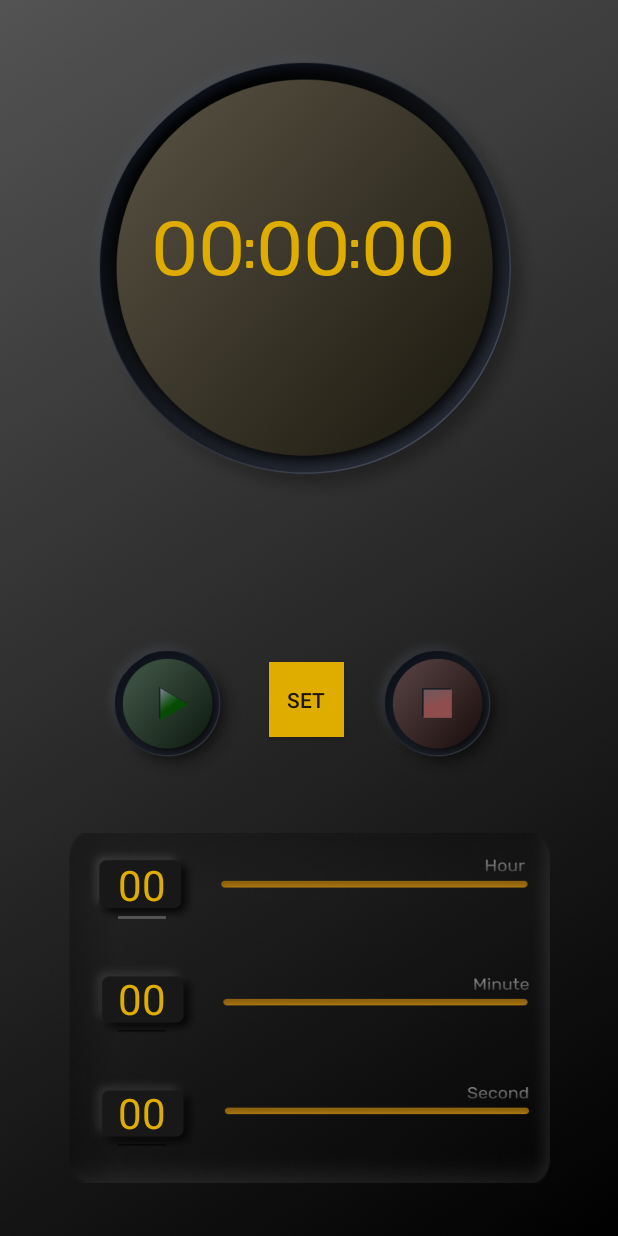
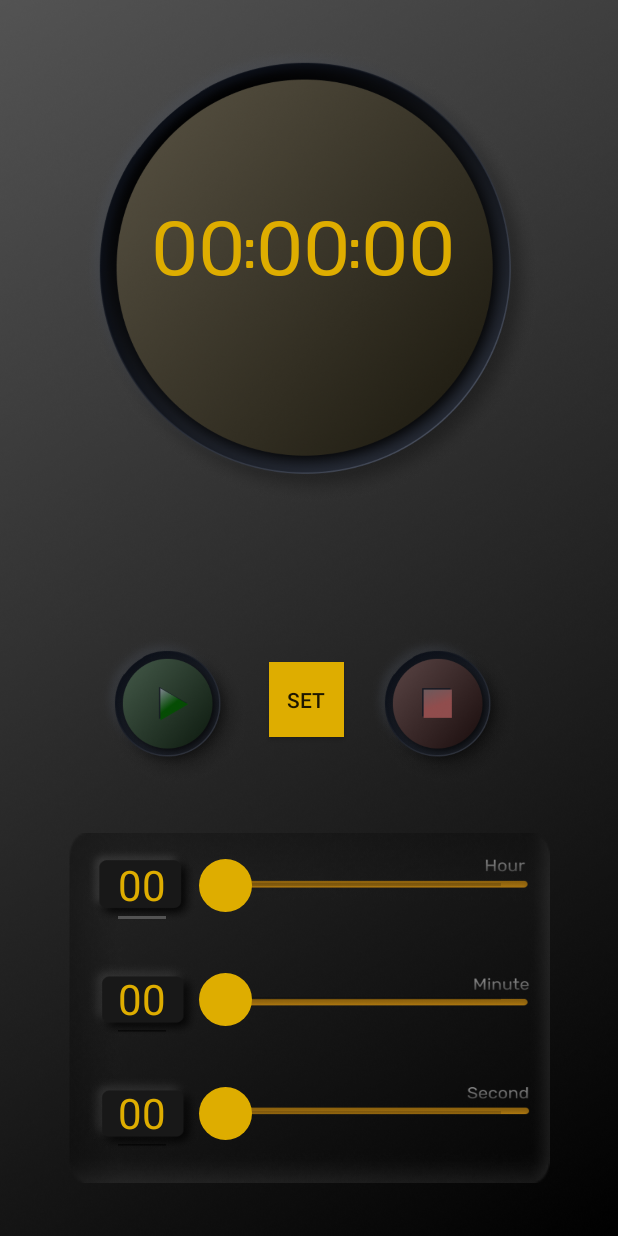
Before and after one commit to osmnnyldzz/TimerApp, an Android app: the layout activity_main.xml on its own in the app's theme, with its tools: preview values and no code run, on a phone screen of 412 x 824 dp. Run offline under Robolectric (Android 15) with nearby library versions, the phone set to English and light mode, and no system bars.

Commit message:
SeekBar added.

```diff
--- /dev/null
+++ b/app/src/main/res/drawable/thumb_image.xml
@@ -0,0 +1,11 @@
+<?xml version="1.0" encoding="utf-8"?>
+<layer-list xmlns:android="http://schemas.android.com/apk/res/android">
+    <item>
+        <shape android:shape="oval">
+            <solid android:color="@color/text_color"/>
+            <size
+                android:width="35dp"
+                android:height="35dp"/>
+        </shape>
+    </item>
+</layer-list>
--- a/app/src/main/res/layout/activity_main.xml
+++ b/app/src/main/res/layout/activity_main.xml
@@ -235,6 +235,22 @@
                                     app:layout_constraintStart_toStartOf="@+id/imageView3"
                                     app:layout_constraintTop_toTopOf="parent"
                                     app:layout_constraintVertical_bias="0.4" />
+
+                                <SeekBar
+                                    android:id="@+id/hour_seek_bar"
+                                    android:layout_width="230dp"
+                                    android:layout_height="wrap_content"
+                                    android:paddingStart="30dp"
+                                    android:paddingLeft="35dp"
+                                    android:max="24"
+                                    android:progress="0"
+                                    android:thumb="@drawable/thumb_image"
+                                    app:layout_constraintBottom_toBottomOf="parent"
+                                    app:layout_constraintEnd_toEndOf="@+id/imageView3"
+                                    app:layout_constraintStart_toEndOf="@+id/hour_picker"
+                                    app:layout_constraintTop_toTopOf="parent" />
+
+
                             </androidx.constraintlayout.widget.ConstraintLayout>
                         </FrameLayout>
                     </RelativeLayout>
@@ -277,6 +293,21 @@
                                     app:layout_constraintStart_toStartOf="@+id/imageView1"
                                     app:layout_constraintTop_toTopOf="parent"
                                     app:layout_constraintVertical_bias="0.0" />
+
+                                <SeekBar
+                                    android:id="@+id/minute_seek_bar"
+                                    android:layout_width="230dp"
+                                    android:layout_height="wrap_content"
+                                    android:paddingStart="30dp"
+                                    android:paddingLeft="35dp"
+                                    android:max="59"
+                                    android:progress="0"
+                                    android:thumb="@drawable/thumb_image"
+                                    app:layout_constraintBottom_toBottomOf="parent"
+                                    app:layout_constraintEnd_toEndOf="@+id/imageView1"
+                                    app:layout_constraintStart_toEndOf="@+id/minute_picker"
+                                    app:layout_constraintTop_toTopOf="parent" />
+
                             </androidx.constraintlayout.widget.ConstraintLayout>
                         </FrameLayout>
 
@@ -321,6 +352,20 @@
                                     app:layout_constraintStart_toStartOf="@+id/imageView2"
                                     app:layout_constraintTop_toTopOf="parent"
                                     app:layout_constraintVertical_bias="0.0" />
+
+                                <SeekBar
+                                    android:id="@+id/second_seek_bar"
+                                    android:layout_width="230dp"
+                                    android:layout_height="wrap_content"
+                                    android:paddingStart="30dp"
+                                    android:paddingLeft="35dp"
+                                    android:max="59"
+                                    android:progress="0"
+                                    android:thumb="@drawable/thumb_image"
+                                    app:layout_constraintBottom_toBottomOf="parent"
+                                    app:layout_constraintEnd_toEndOf="@+id/imageView2"
+                                    app:layout_constraintStart_toEndOf="@+id/second_picker"
+                                    app:layout_constraintTop_toTopOf="parent" />
                             </androidx.constraintlayout.widget.ConstraintLayout>
                         </FrameLayout>
 
```
Also changed, not shown: app/src/main/java/com/ottocode/timerapp/view/ui/MainActivity.kt (+76 -1 lines), app/src/main/res/drawable/progressdraw.png (added), app/src/main/res/drawable/timerodbutton.png (added).
